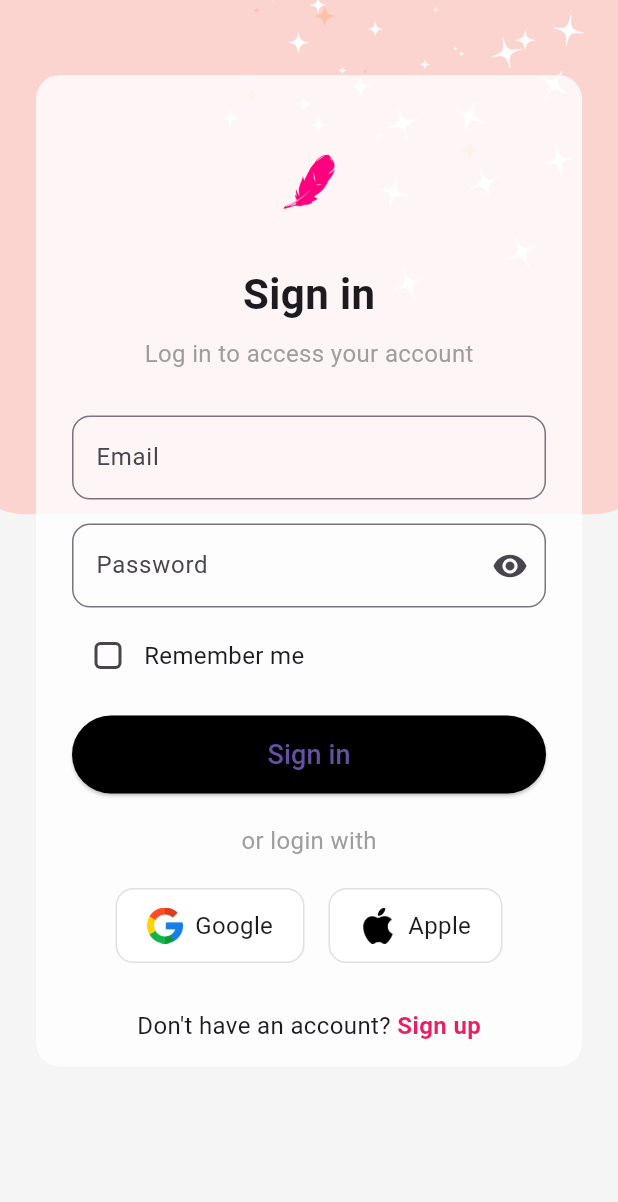
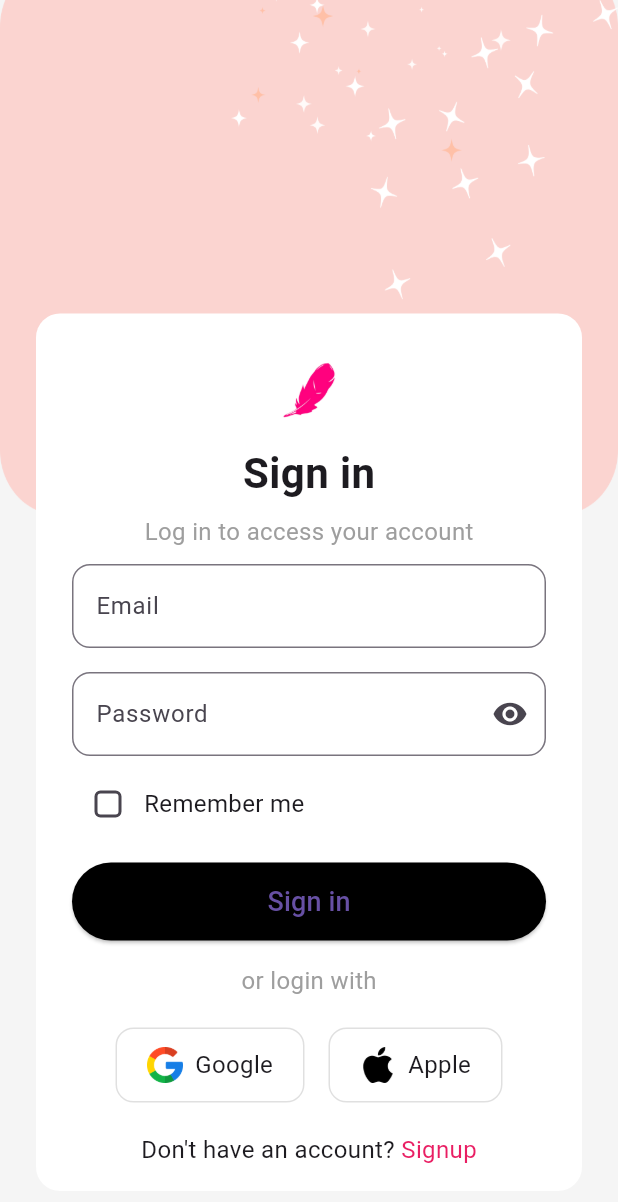
Before and after one commit to ClarenceLaria/ovia, a Flutter app: the LoginScreen screen opened directly, on a phone screen of 412 x 824 dp. Shown: the top 1202 px of the screen. Run offline on Flutter 3.47's test engine with Material 3 defaults, Android fonts, the light colour scheme and no system bars; our stand-ins replace smooth_page_indicator.

Commit message:
Login screen UI updates

```diff
--- a/lib/screens/login_screen.dart
+++ b/lib/screens/login_screen.dart
@@ -26,30 +26,33 @@ class _LoginScreenState extends State<LoginScreen> {
             decoration: const BoxDecoration(
               image: DecorationImage(
                 image: AssetImage('assets/images/ovia-bg.png'),
-                fit: BoxFit.cover,
+                fit: BoxFit.fill,
               ),
             ),
           ),
           // const Center(
           //   child: CircularProgressIndicator(),
           // ),
+          Column(
+            children: [
+              const Spacer(),
               Container(
-            margin: const EdgeInsets.symmetric(vertical: 50, horizontal: 24),
+                margin: const EdgeInsets.symmetric(vertical: 30, horizontal: 24),
                 decoration: BoxDecoration(
                   borderRadius: BorderRadius.circular(16),
-              color: Colors.white.withOpacity(0.8),
+                  color: Colors.white,
                 ),
                 child: SingleChildScrollView(
                   padding: const EdgeInsets.symmetric(horizontal: 24, vertical: 16),
                   child: Column(
                     crossAxisAlignment: CrossAxisAlignment.center,
                     children: [
-                  const SizedBox(height: 30),
+                      const SizedBox(height: 10),
 
                       // Logo
                       Image.asset('assets/icons/ovia_logo_icon.png', height: 50),
 
-                  const SizedBox(height: 30),
+                      const SizedBox(height: 10),
 
                       // Title
                       const Text(
@@ -61,7 +64,7 @@ class _LoginScreenState extends State<LoginScreen> {
                         "Log in to access your account",
                         style: TextStyle(color: Colors.grey, fontSize: 16),
                       ),
-                  const SizedBox(height: 30),
+                      const SizedBox(height: 10),
 
                       // Email field
                       CustomTextField(
@@ -94,7 +97,7 @@ class _LoginScreenState extends State<LoginScreen> {
                           const Text("Remember me"),
                         ],
                       ),
-                  const SizedBox(height: 16),
+                      const SizedBox(height: 15),
 
                       // Sign in button
                       PrimaryButton(
@@ -103,7 +106,7 @@ class _LoginScreenState extends State<LoginScreen> {
                           // TODO: Add sign in logic
                         },
                       ),
-                  const SizedBox(height: 20),
+                      const SizedBox(height: 15),
 
                       // OR divider
                       const Text("or login with", style: TextStyle(color: Colors.grey)),
@@ -130,7 +133,7 @@ class _LoginScreenState extends State<LoginScreen> {
                           ),
                         ],
                       ),
-                  const SizedBox(height: 30),
+                      const SizedBox(height: 20),
 
                       // Signup text
                       Row(
@@ -139,18 +142,19 @@ class _LoginScreenState extends State<LoginScreen> {
                           const Text("Don't have an account? "),
                           GestureDetector(
                             onTap: () {
+                              Future.microtask(() {
                                 Navigator.push(
                                   context,
                                   MaterialPageRoute(
                                     builder: (context) => const SignUpScreen(),
                                   ),
                                 );
+                              });
                             },
                             child: const Text(
-                          "Sign up",
+                              "Signup",
                               style: TextStyle(
                                 color: Colors.pink,
-                            fontWeight: FontWeight.bold,
                               ),
                             ),
                           ),
@@ -162,6 +166,8 @@ class _LoginScreenState extends State<LoginScreen> {
               ),
             ],
           ),
+        ],
+      ),
     );
   }
 }
```
Lines whose indentation alone changed are shown as unchanged.
